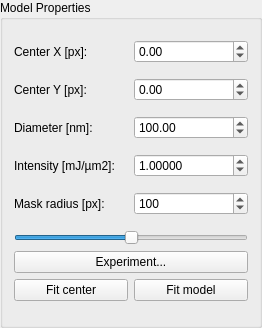
FXIhub/owl, file ui/modelProperties.ui: the form before one commit.
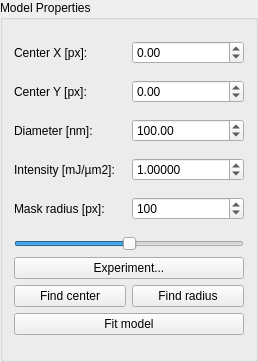
The form after the commit.

Commit message: moved model and patterson view back to menu view, added sizing analysis option in the menu

Diff of the .ui file:
```diff
--- a/ui/modelProperties.ui
+++ b/ui/modelProperties.ui
@@ -6,8 +6,8 @@
    <rect>
     <x>0</x>
     <y>0</y>
-    <width>262</width>
-    <height>328</height>
+    <width>258</width>
+    <height>362</height>
    </rect>
   </property>
   <property name="windowTitle">
@@ -16,14 +16,11 @@
   <property name="title">
    <string>Model Properties</string>
   </property>
-  <layout class="QGridLayout" name="gridLayout">
-   <item row="1" column="1">
-    <widget class="QDoubleSpinBox" name="centerY">
-     <property name="minimum">
-      <double>-10000.000000000000000</double>
-     </property>
-     <property name="maximum">
-      <double>10000.000000000000000</double>
+  <layout class="QGridLayout" name="gridLayout_2">
+   <item row="0" column="0">
+    <widget class="QLabel" name="label">
+     <property name="text">
+      <string>Center X [px]:</string>
      </property>
     </widget>
    </item>
@@ -37,33 +34,21 @@
      </property>
     </widget>
    </item>
-   <item row="3" column="1">
-    <widget class="QDoubleSpinBox" name="scaling">
-     <property name="decimals">
-      <number>5</number>
-     </property>
-     <property name="maximum">
-      <double>100.000000000000000</double>
-     </property>
-     <property name="singleStep">
-      <double>0.100000000000000</double>
-     </property>
-     <property name="value">
-      <double>1.000000000000000</double>
+   <item row="1" column="0">
+    <widget class="QLabel" name="label_2">
+     <property name="text">
+      <string>Center Y [px]:</string>
      </property>
     </widget>
    </item>
-   <item row="2" column="1">
-    <widget class="QDoubleSpinBox" name="diameter">
+   <item row="1" column="1">
+    <widget class="QDoubleSpinBox" name="centerY">
+     <property name="minimum">
+      <double>-10000.000000000000000</double>
+     </property>
      <property name="maximum">
       <double>10000.000000000000000</double>
      </property>
-     <property name="singleStep">
-      <double>5.000000000000000</double>
-     </property>
-     <property name="value">
-      <double>100.000000000000000</double>
-     </property>
     </widget>
    </item>
    <item row="2" column="0">
@@ -73,10 +58,16 @@
      </property>
     </widget>
    </item>
-   <item row="0" column="0">
-    <widget class="QLabel" name="label">
-     <property name="text">
-      <string>Center X [px]:</string>
+   <item row="2" column="1">
+    <widget class="QDoubleSpinBox" name="diameter">
+     <property name="maximum">
+      <double>10000.000000000000000</double>
+     </property>
+     <property name="singleStep">
+      <double>5.000000000000000</double>
+     </property>
+     <property name="value">
+      <double>100.000000000000000</double>
      </property>
     </widget>
    </item>
@@ -87,16 +78,42 @@
      </property>
     </widget>
    </item>
-   <item row="1" column="0">
-    <widget class="QLabel" name="label_2">
+   <item row="3" column="1">
+    <widget class="QDoubleSpinBox" name="scaling">
+     <property name="decimals">
+      <number>5</number>
+     </property>
+     <property name="maximum">
+      <double>100.000000000000000</double>
+     </property>
+     <property name="singleStep">
+      <double>0.100000000000000</double>
+     </property>
+     <property name="value">
+      <double>1.000000000000000</double>
+     </property>
+    </widget>
+   </item>
+   <item row="4" column="0">
+    <widget class="QLabel" name="label_5">
      <property name="text">
-      <string>Center Y [px]:</string>
+      <string>Mask radius [px]:</string>
+     </property>
+    </widget>
+   </item>
+   <item row="4" column="1">
+    <widget class="QSpinBox" name="maskRadius">
+     <property name="maximum">
+      <number>10000</number>
+     </property>
+     <property name="value">
+      <number>100</number>
      </property>
     </widget>
    </item>
    <item row="5" column="0" colspan="2">
-    <layout class="QVBoxLayout" name="verticalLayout">
-     <item>
+    <layout class="QGridLayout" name="gridLayout">
+     <item row="0" column="0" colspan="2">
       <widget class="QSlider" name="visibilitySlider">
        <property name="minimum">
         <number>-1</number>
@@ -112,50 +129,36 @@
        </property>
       </widget>
      </item>
-     <item>
+     <item row="1" column="0" colspan="2">
       <widget class="QPushButton" name="experiment">
        <property name="text">
         <string>Experiment...</string>
        </property>
       </widget>
      </item>
-     <item>
-      <layout class="QHBoxLayout" name="horizontalLayout">
-       <item>
-        <widget class="QPushButton" name="fitCenterPushButton">
-         <property name="text">
-          <string>Fit center</string>
-         </property>
-        </widget>
-       </item>
-       <item>
-        <widget class="QPushButton" name="fitModelPushButton">
-         <property name="text">
-          <string>Fit model</string>
-         </property>
-        </widget>
-       </item>
-      </layout>
+     <item row="2" column="0">
+      <widget class="QPushButton" name="findCenterPushButton">
+       <property name="text">
+        <string>Find center</string>
+       </property>
+      </widget>
+     </item>
+     <item row="2" column="1">
+      <widget class="QPushButton" name="findRadiusPushButton">
+       <property name="text">
+        <string>Find radius</string>
+       </property>
+      </widget>
+     </item>
+     <item row="3" column="0" colspan="2">
+      <widget class="QPushButton" name="fitModelPushButton">
+       <property name="text">
+        <string>Fit model</string>
+       </property>
+      </widget>
      </item>
     </layout>
    </item>
-   <item row="4" column="0">
-    <widget class="QLabel" name="label_5">
-     <property name="text">
-      <string>Mask radius [px]:</string>
-     </property>
-    </widget>
-   </item>
-   <item row="4" column="1">
-    <widget class="QSpinBox" name="maskRadius">
-     <property name="maximum">
-      <number>10000</number>
-     </property>
-     <property name="value">
-      <number>100</number>
-     </property>
-    </widget>
-   </item>
   </layout>
  </widget>
  <resources/>
```
The commit also changes 3 other files.
